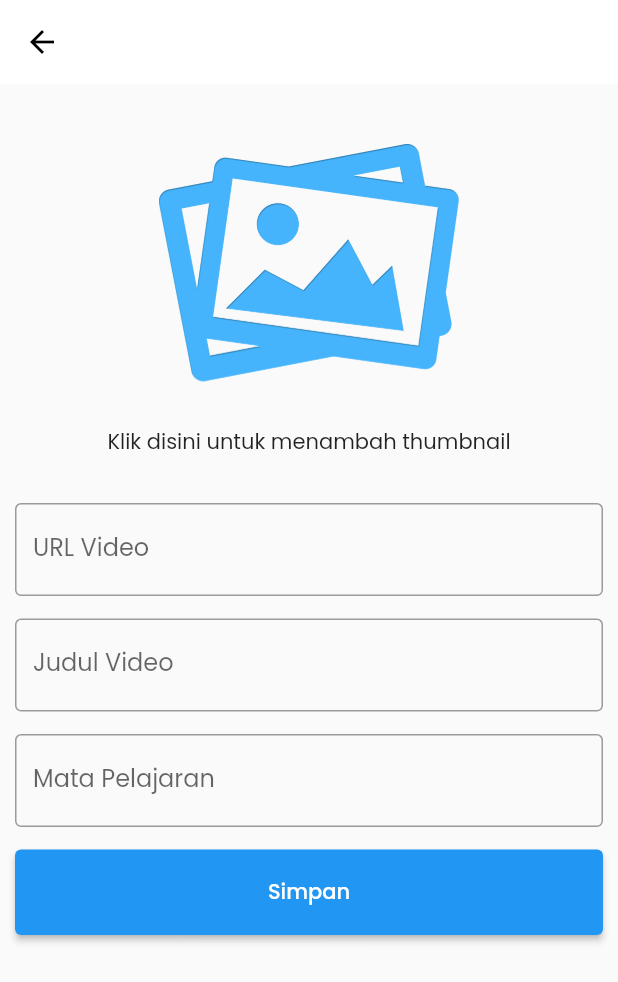
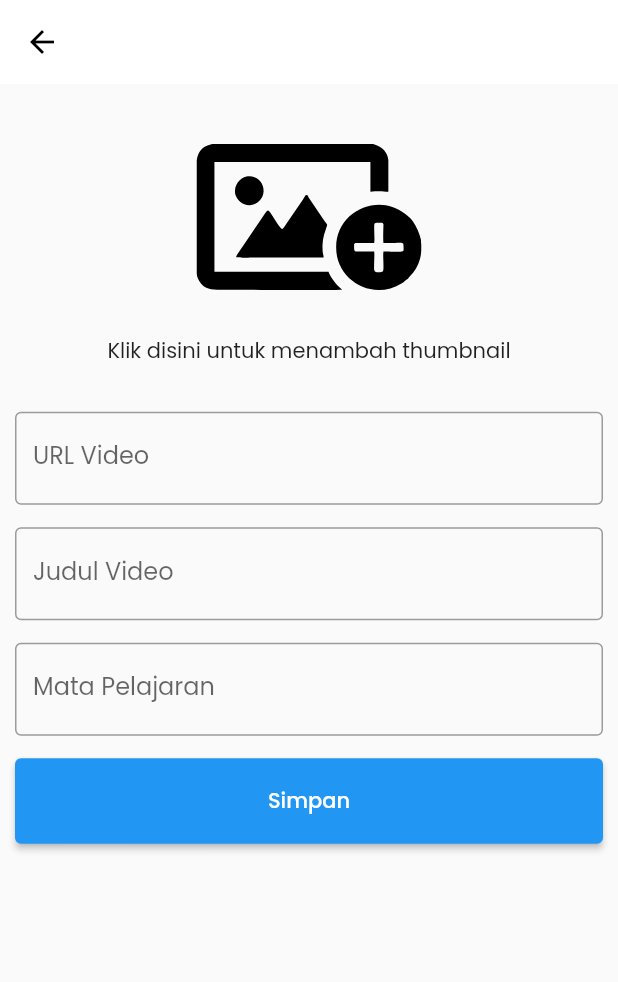
Before and after one commit to davidmahbubi/e-course-app, a Flutter app: the VideoForm screen opened directly with empty values, on a phone screen of 412 x 824 dp. Shown: the top 982 px of the screen. Run offline on Flutter 3.47's test engine with Material 2 defaults, Android fonts, the phone set to English and light mode, and no system bars; our stand-ins replace carousel_slider, cloud_firestore, file_picker, firebase_auth, firebase_core, firebase_storage and 4 more; missing offline and left inert: random_string_generator, search_page; accounts and stored records are empty.

Commit message:
Updated video_form.dart, change create image

```diff
--- a/lib/pages/video_form.dart
+++ b/lib/pages/video_form.dart
@@ -8,6 +8,7 @@ import 'package:firebase_storage/firebase_storage.dart';
 import 'package:e_course_app/services/storage_service.dart';
 import 'package:e_course_app/utils/helper.dart';
 import 'package:e_course_app/services/database_service.dart';
+import 'package:flutter_svg/flutter_svg.dart';
 import 'package:form_validator/form_validator.dart';
 
 class VideoForm extends StatefulWidget {
@@ -79,7 +80,7 @@ class _VideoFormState extends State<VideoForm> {
                       child: Column(
                         children: localFile == null ? [
                           const SizedBox(height: 20),
-                          widget.videoFormMode == VideoFormMode.update ? Image.network(widget.videoData!['videoMeta']['thumbnailUrl'], width: 200) : Image.asset('assets/images/picture.png', width: 200),
+                          widget.videoFormMode == VideoFormMode.update ? Image.network(widget.videoData!['videoMeta']['thumbnailUrl'], width: 200) : SvgPicture.asset('assets/images/pick_an_image.svg', width: 150),
                           const SizedBox(height: 30),
                           const Text('Klik disini untuk menambah thumbnail')
                         ] : [
--- a/pubspec.yaml
+++ b/pubspec.yaml
@@ -83,6 +83,7 @@ flutter:
     - assets/images/carousels/hak_kewajiban.jpg
     - assets/images/carousels/indahnya_saling_menghormati.jpg
     - assets/images/carousels/kerukunan_dalam_perbedaan.jpg
+    - assets/images/pick_an_image.svg
 
   fonts:
     - family: Poppins
```
Also changed, not shown: assets/images/pick_an_image.svg (added), pubspec.lock.
